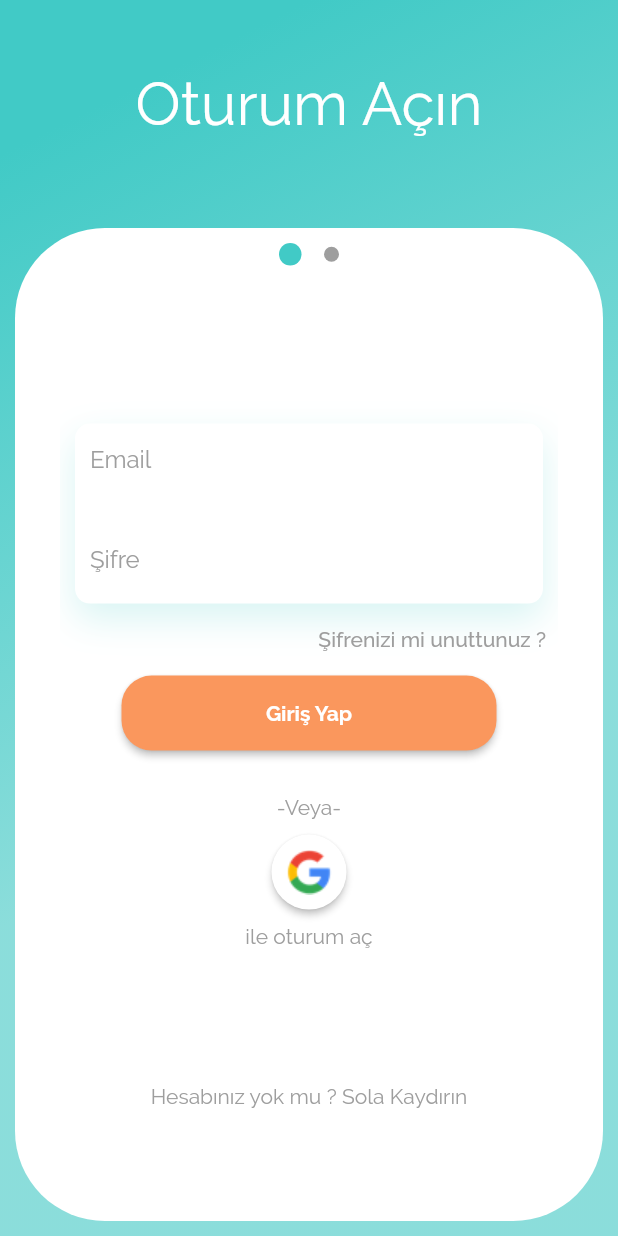
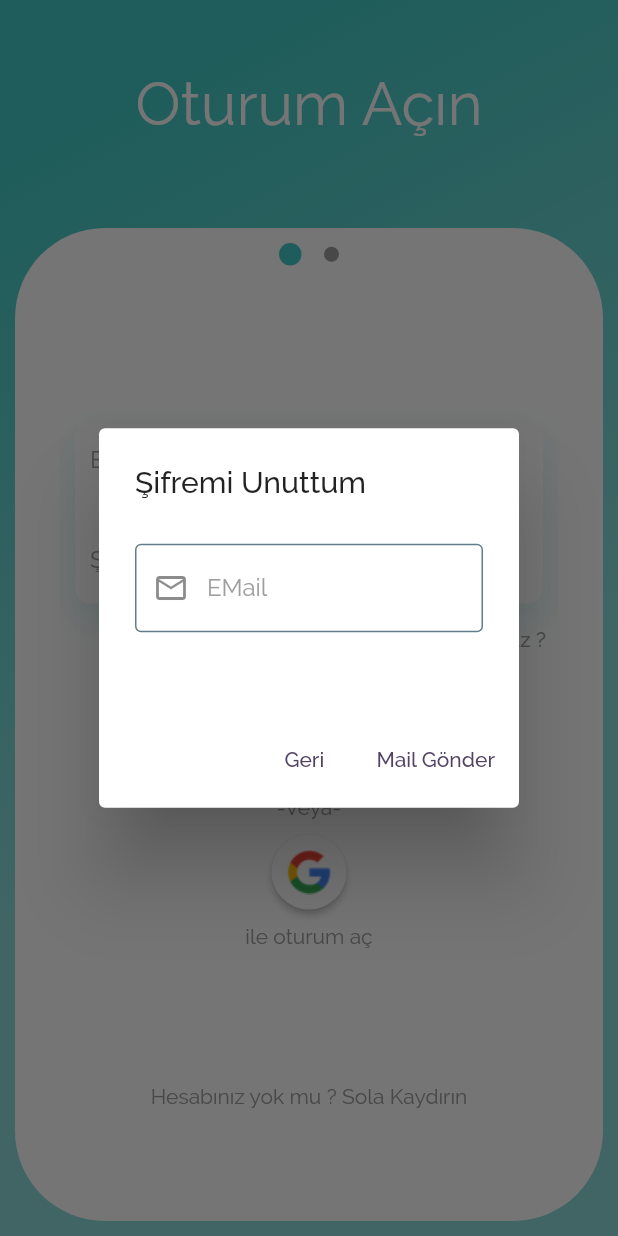
Before and after one commit to atasoy182/TFinderApp, a Flutter app: the LoginPage screen opened by its route, after a tap on "Şifrenizi mi unuttunuz ?", on a phone screen of 412 x 824 dp. Run offline on Flutter 3.47's test engine with Material 2 defaults, Android fonts, the phone set to English and light mode, and no system bars; our stand-ins replace cached_network_image, chewie, cloud_firestore, firebase_auth, firebase_core, get_it and 6 more; missing offline and left inert: expand_widget; accounts and stored records are empty.

Commit message:
Şifremi unuttum Yapısı geliştirildi.

```diff
--- a/lib/main.dart
+++ b/lib/main.dart
@@ -39,6 +39,9 @@ class MyApp extends StatelessWidget {
               color: Colors.black,
             ),
           ),
+          inputDecorationTheme: InputDecorationTheme(
+            border: OutlineInputBorder(),
+          ),
         ),
         initialRoute: '/',
         routes: {
--- a/lib/pages/login_page.dart
+++ b/lib/pages/login_page.dart
@@ -162,8 +162,11 @@ class _LoginPageBodyState extends State<LoginPageBody> {
   String _loginEmail;
   String _loginPassword;
   bool _obscureText = true;
+  String _forgotEmail;
+
   final _formLoginPasswordKey = GlobalKey<FormState>();
   final _formLoginEmailKey = GlobalKey<FormState>();
+  final _formForgotEmailKey = GlobalKey<FormState>();
 
   // Toggles the password show status
   void _toggle() {
@@ -254,7 +257,88 @@ class _LoginPageBodyState extends State<LoginPageBody> {
             Align(
               alignment: Alignment.topRight,
               child: TextButton(
-                  onPressed: () => print("Şifremi unuttum"),
+                  onPressed: () => showDialog(
+                      context: context,
+                      builder: (BuildContext context) {
+                        final _tfUserModel2 =
+                            Provider.of<TfUserViewModel>(context);
+                        return AlertDialog(
+                          title: const Text('Şifremi Unuttum'),
+                          content: Column(
+                            mainAxisSize: MainAxisSize.min,
+                            children: [
+                              SizedBox(
+                                height: 10,
+                              ),
+                              Form(
+                                key: _formForgotEmailKey,
+                                child: TextFormField(
+                                  keyboardType: TextInputType.emailAddress,
+                                  onSaved: (String unutulanMail) =>
+                                      _forgotEmail = unutulanMail,
+                                  validator: (val) {
+                                    if (!val.contains("@")) {
+                                      return 'Geçerli bir email adresi giriniz';
+                                    } else
+                                      return null;
+                                  },
+                                  decoration: InputDecoration(
+                                    // border: OutlineInputBorder(),
+                                    // contentPadding: EdgeInsets.all(0),
+                                    focusedBorder: OutlineInputBorder(
+                                      borderSide: BorderSide(
+                                          color: Colors.blueGrey, width: 1.0),
+                                    ),
+                                    enabledBorder: OutlineInputBorder(
+                                      borderSide: BorderSide(
+                                          color: Colors.blueGrey, width: 1.0),
+                                    ),
+                                    prefixIcon: Icon(Icons.email_outlined),
+                                    hintText: "EMail",
+                                    hintStyle: TextStyle(color: Colors.grey),
+                                  ),
+                                ),
+                              ),
+                              SizedBox(
+                                height: 10,
+                              ),
+                              _tfUserModel2.state == ViewState.Idle
+                                  ? Text(_tfUserModel2.eMailCevap ?? "")
+                                  : SizedBox(
+                                      height: 50,
+                                      width: 50,
+                                      child: LoadingIndicator(
+                                        indicatorType:
+                                            Indicator.ballRotateChase,
+                                        color: turkuazDefault.withOpacity(0.4),
+                                      ),
+                                    ),
+                            ],
+                          ),
+                          actions: <Widget>[
+                            TextButton(
+                              onPressed: () {
+                                _tfUserModel2.eMailCevap = "";
+                                return Navigator.pop(context, 'Cancel');
+                              },
+                              child: const Text('Geri'),
+                            ),
+                            TextButton(
+                              // TODO mail gönderimi
+                              onPressed: () async {
+                                bool _validateForgotMail =
+                                    _formForgotEmailKey.currentState.validate();
+                                if (_validateForgotMail) {
+                                  _formForgotEmailKey.currentState.save();
+                                  var _mailGonderildi = await _tfUserModel
+                                      .forgotPassword(_forgotEmail);
+                                }
+                              },
+                              child: const Text('Mail Gönder'),
+                            ),
+                          ],
+                        );
+                      }),
                   child: Text(
                     "Şifrenizi mi unuttunuz ?",
                     style: TextStyle(color: Colors.grey),
@@ -291,7 +375,7 @@ class _LoginPageBodyState extends State<LoginPageBody> {
                 height: 50,
                 child: LoadingIndicator(
                   indicatorType: Indicator.ballRotateChase,
-                  color: morDefault.withOpacity(0.4),
+                  color: turkuazDefault.withOpacity(0.4),
                 ),
               ),
         SizedBox(
@@ -626,7 +710,7 @@ class _RegisterPageBodyState extends State<RegisterPageBody> {
                       })
                   : LoadingIndicator(
                       indicatorType: Indicator.ballRotateChase,
-                      color: morDefault.withOpacity(0.4),
+                      color: turkuazDefault.withOpacity(0.4),
                     ),
             ),
           ],
--- a/lib/repository/tf_user_repository.dart
+++ b/lib/repository/tf_user_repository.dart
@@ -64,4 +64,15 @@ class TfUserRepository implements AuthBase {
     }
     return null;
   }
+
+  @override
+  Future<bool> forgotPassword(String email) async {
+    if (_appMode == AppMode.RELEASE) {
+      bool _resultFromDB = await _firebaseDBService.eMailVarMi(email);
+      if (_resultFromDB) {
+        return await _firebaseAuthService.forgotPassword(email);
+      } else
+        return false;
+    }
+  }
 }
--- a/lib/services/auth_firebase_service.dart
+++ b/lib/services/auth_firebase_service.dart
@@ -100,4 +100,15 @@ class AuthFirebaseService implements AuthBase {
       return null;
     }
   }
+
+  @override
+  Future<bool> forgotPassword(String email) async {
+    try {
+      _firebaseAuth.sendPasswordResetEmail(email: email);
+      return true;
+    } catch (e) {
+      print("forgotPassword  hatası: " + e.toString());
+      return false;
+    }
+  }
 }
--- a/lib/services/database_base.dart
+++ b/lib/services/database_base.dart
@@ -2,4 +2,5 @@ import 'package:tfinder_app/model/tf_user_model.dart';
 
 abstract class DBBase {
   Future<bool> saveUserToDB(TfUser tfUser);
+  Future<bool> eMailVarMi(String email);
 }
--- a/lib/viewmodel/tf_user_view_model.dart
+++ b/lib/viewmodel/tf_user_view_model.dart
@@ -10,6 +10,7 @@ class TfUserViewModel with ChangeNotifier implements AuthFirebaseService {
   ViewState _state = ViewState.Idle;
   TfUserRepository _tfUserRepository = locator.get<TfUserRepository>();
   TfUser _tfUser;
+  String eMailCevap;
 
   TfUser get tfUser => _tfUser;
 
@@ -108,4 +109,28 @@ class TfUserViewModel with ChangeNotifier implements AuthFirebaseService {
       state = ViewState.Idle;
     }
   }
+
+  @override
+  Future<bool> forgotPassword(String email) async {
+    eMailCevap = "";
+    try {
+      state = ViewState.Busy;
+
+      var result = await _tfUserRepository.forgotPassword(email);
+
+      if (!result) {
+        eMailCevap = "Belirtilen Mail Sistemde Bulunamadi !";
+      } else {
+        eMailCevap = "Mail Gönderilmiştir.";
+      }
+
+      return result;
+    } catch (e) {
+      debugPrint(
+          "UserModel View modeldeki forgotPassword hatası ${e.toString()}");
+      return null;
+    } finally {
+      state = ViewState.Idle;
+    }
+  }
 }
```
Also changed, not shown: lib/services/firebase_db_service.dart (+13 -0 lines).
